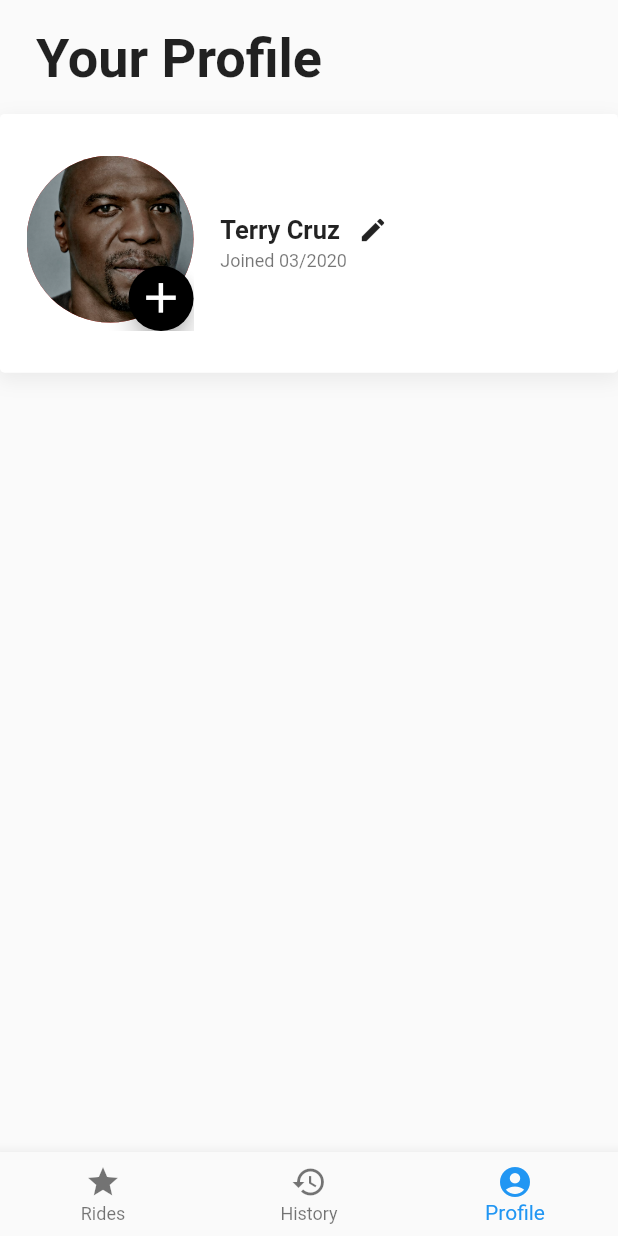
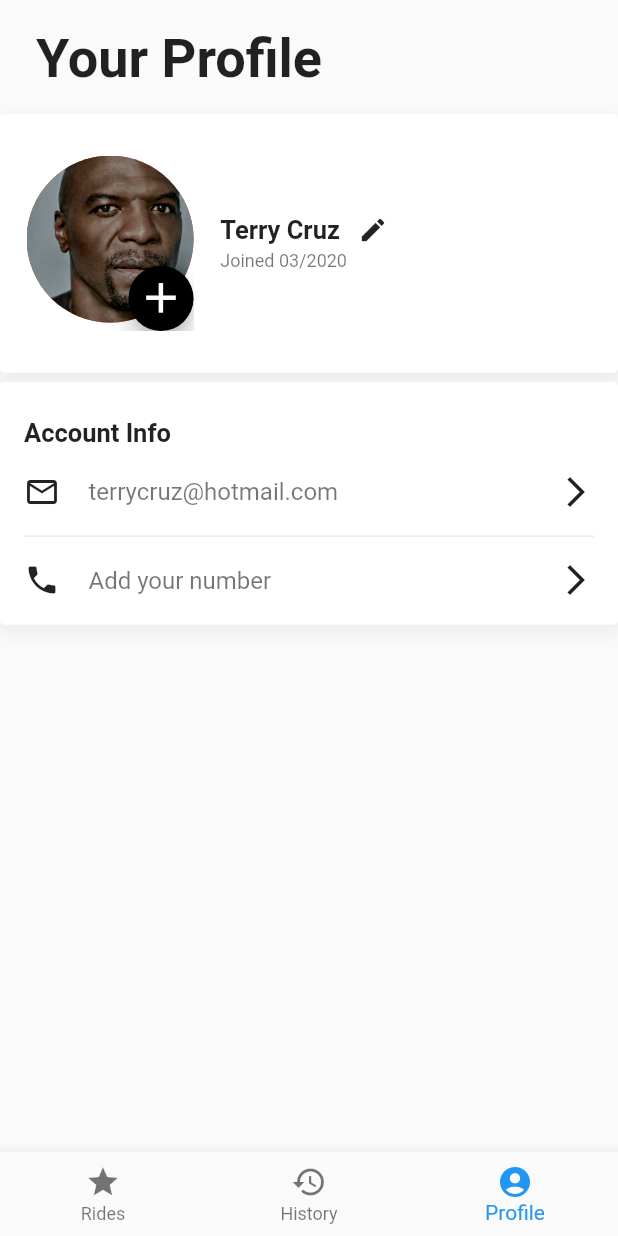
Before and after one commit to cornell-dti/carriage-driver, a Flutter app: the Home screen opened directly, item 3 of the bottom bar chosen, on a phone screen of 412 x 824 dp. Run offline on Flutter 3.47's test engine with Material 2 defaults, Android fonts, the phone set to English and light mode, and no system bars; our stand-ins replace google_sign_in; Roboto replaces fonts that are missing (SFPro).

Commit message:
Added account info UI

```diff
--- a/lib/Home.dart
+++ b/lib/Home.dart
@@ -121,6 +121,17 @@ class _HomeState extends State<Home> {
     );
   }
 
+  Widget _profilePage(BuildContext context) {
+    return Column (
+      children: <Widget>[
+        Profile(),
+        Padding (
+          padding: EdgeInsets.only(top: 6),
+          child: AccountInfo()
+        )
+      ],
+    );
+  }
   Widget getPage(BuildContext context, int index) {
     switch (index) {
       case (RIDES):
@@ -141,7 +152,7 @@ class _HomeState extends State<Home> {
         );
         break;
       case (PROFILE):
-        return Profile();
+        return _profilePage(context);
         break;
       default:
         return Column();
--- a/lib/Profile.dart
+++ b/lib/Profile.dart
@@ -2,6 +2,7 @@ import 'dart:ui';
 
 import 'package:flutter/material.dart';
 import 'package:flutter/rendering.dart';
+
 
 class Profile extends StatefulWidget {
   Profile({Key key}) : super(key: key);
@@ -85,7 +86,8 @@ class _ProfileState extends State<Profile> {
                         children: [
                           Row(
                               children: [
-                                Text("Terry Cruz", style: Theme.of(context).textTheme.subhead),
+                                Text("Terry Cruz", style: Theme.of(context).textTheme.subhead
+                                ),
                                 Padding(
                                     padding: EdgeInsets.only(left: 12),
                                     child: Icon(
@@ -106,3 +108,81 @@ class _ProfileState extends State<Profile> {
     );
   }
 }
+
+class AccountInfo extends StatefulWidget {
+  @override
+  _AccountInfoState createState() => _AccountInfoState();
+}
+
+class _AccountInfoState extends State<AccountInfo> {
+
+  Widget infoRow(BuildContext context, IconData icon, String text) {
+    return Padding(
+        padding: EdgeInsets.only(top: 17.5, bottom: 17.5),
+        child: Row(
+          children: <Widget>[
+            Icon(icon),
+            SizedBox(width: 19),
+            Expanded (
+              child: Text(
+                text,
+                style: Theme.of(context).textTheme.display3,
+              ),
+            ),
+            Icon(Icons.arrow_forward_ios)
+          ],
+        )
+    );
+  }
+
+  @override
+  Widget build(BuildContext context) {
+    final List<IconData> icons = new List();
+    icons.add(Icons.mail_outline);
+    icons.add(Icons.phone);
+    final List<String> tempText = new List();
+    tempText.add("terrycruz@hotmail.com");
+    tempText.add("Add your number");
+
+    return Container(
+        decoration: BoxDecoration(
+          color: Colors.white,
+          borderRadius: BorderRadius.circular(3),
+          boxShadow: [
+            BoxShadow(
+                color: Color.fromARGB(15, 0, 0, 0),
+                offset: Offset(0, 4.0),
+                blurRadius: 10.0,
+                spreadRadius: 1.0
+            )
+          ],
+        ),
+        child: Padding(
+            padding: EdgeInsets.only(top: 24, left: 16, right: 16),
+            child: Column (
+              crossAxisAlignment: CrossAxisAlignment.start,
+              children: <Widget>[
+                Text(
+                    'Account Info',
+                    style: Theme.of(context).textTheme.subhead
+                ),
+                ListView.separated(
+                    padding: EdgeInsets.all(0),
+                    shrinkWrap: true,
+                    physics: NeverScrollableScrollPhysics(),
+                    itemCount: icons.length,
+                    itemBuilder: (BuildContext context, int index) {
+                      return infoRow(context, icons[index], tempText[index]);
+                    },
+                    separatorBuilder: (BuildContext context, int index) {
+                      return Divider(
+                        height: 0,
+                      );
+                    }
+                )
+              ],
+            )
+        )
+    );
+  }
+}
--- a/lib/main_common.dart
+++ b/lib/main_common.dart
@@ -22,12 +22,13 @@ class MyApp extends StatelessWidget {
             fontFamily: 'SFPro',
             accentColor: Color.fromRGBO(60, 60, 67, 0.6),
             textTheme: TextTheme(
-              headline: TextStyle(fontSize: 36, fontWeight: FontWeight.bold),
-              subhead: TextStyle(fontSize: 17.0, fontWeight: FontWeight.bold),
-              display1: TextStyle(fontSize: 12.0, fontWeight: FontWeight.bold),
-                display2: TextStyle(fontSize: 12.0, fontWeight: FontWeight.normal)
+                headline: TextStyle(fontSize: 36, fontWeight: FontWeight.bold),
+                subhead: TextStyle(fontSize: 17.0, fontWeight: FontWeight.bold),
+                display1: TextStyle(fontSize: 12.0, fontWeight: FontWeight.bold),
+                display2: TextStyle(fontSize: 12.0, fontWeight: FontWeight.normal),
+                display3: TextStyle(fontSize: 16.0, fontWeight: FontWeight.normal)
             )
-            ),
+        ),
         home: Login());
   }
 }
```
Lines whose indentation alone changed are shown as unchanged.
